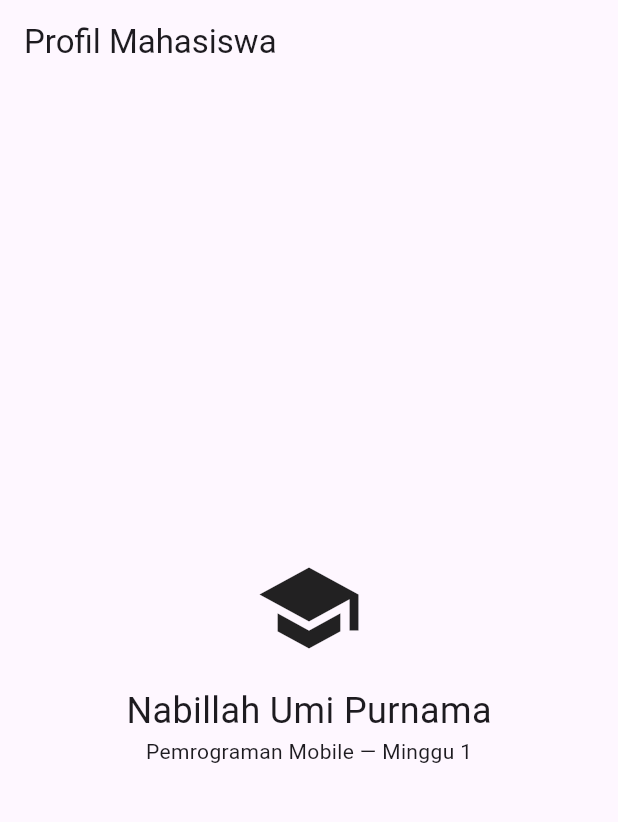
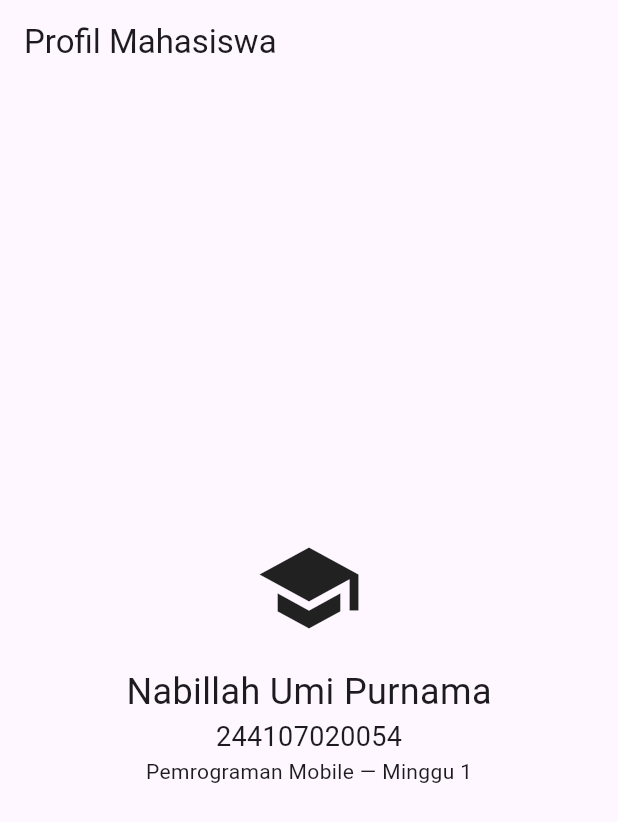
Before and after one commit to nabillahumi/244107020054-mobile-course, a Flutter app: the screen it shows after launch, on a phone screen of 412 x 824 dp. Shown: the top 822 px of the screen. Run offline on Flutter 3.47's test engine with Material 3 defaults, Android fonts, the light colour scheme and no system bars.

Commit message:
feat: add week 1 mobile development project 2

```diff
--- a/01-week-1-mobile-development-ecosystem-flutter-refresh/my_first_app/lib/main.dart
+++ b/01-week-1-mobile-development-ecosystem-flutter-refresh/my_first_app/lib/main.dart
@@ -15,6 +15,7 @@ class MyApp extends StatelessWidget {
             Icon(Icons.school, size: 72),
             SizedBox(height: 16),
             Text('Nabillah Umi Purnama', style: TextStyle(fontSize: 24)),
+            Text('244107020054', style: TextStyle(fontSize: 18)),
             Text('Pemrograman Mobile — Minggu 1'),
           ]),
         ),
```
